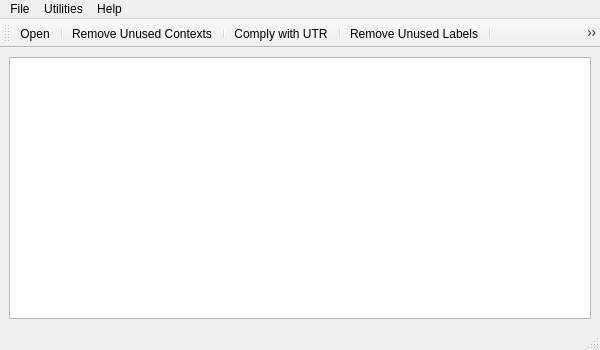
Old version of the form ui_thinX.ui in the repository AustinMatherne/thinX.
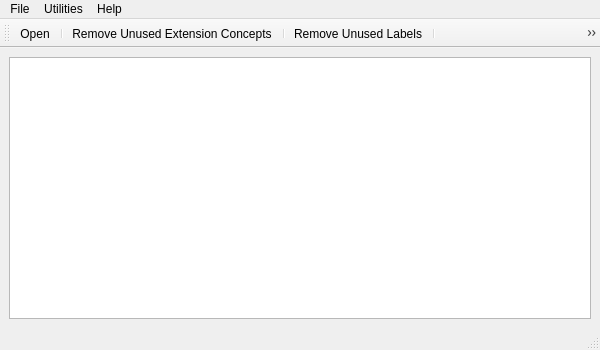
New version of the form. Icons and pictures are not drawn.

Commit message: Add icon to UI for removing unused concepts

Patch:
```diff
--- a/ui_thinX.ui
+++ b/ui_thinX.ui
@@ -89,14 +89,16 @@
    </attribute>
    <addaction name="actionOpen"/>
    <addaction name="separator"/>
-   <addaction name="actionContexts"/>
-   <addaction name="separator"/>
-   <addaction name="actionUnits"/>
+   <addaction name="actionConcepts"/>
    <addaction name="separator"/>
    <addaction name="actionLabels"/>
    <addaction name="separator"/>
    <addaction name="actionCalculations"/>
    <addaction name="separator"/>
+   <addaction name="actionContexts"/>
+   <addaction name="separator"/>
+   <addaction name="actionUnits"/>
+   <addaction name="separator"/>
   </widget>
   <action name="actionOpen">
    <property name="icon">
@@ -167,6 +169,18 @@
     <string>Remove Unused Labels</string>
    </property>
   </action>
+  <action name="actionConcepts">
+   <property name="icon">
+    <iconset resource="icons.qrc">
+     <normaloff>:/Glyphicons/icons/glyphicons_196_circle_exclamation_mark.png</normaloff>:/Glyphicons/icons/glyphicons_196_circle_exclamation_mark.png</iconset>
+   </property>
+   <property name="text">
+    <string>Remove Unused Extension Concepts</string>
+   </property>
+   <property name="toolTip">
+    <string>Remove Unused Extension Concepts</string>
+   </property>
+  </action>
  </widget>
  <resources>
   <include location="icons.qrc"/>
```
Left out of the diff: 5 changed lines with no effect on the pictures. The commit also changes 2 other files.
